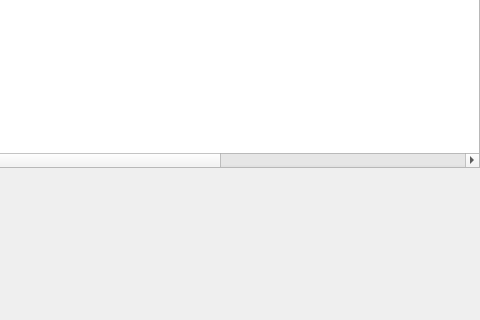
Qt form android/android-emu/android/skin/qt/extended-pages/car-data-emulation/car-property-table.ui (aosp-mirror/platform_external_qemu) before a commit; both pictures show x 120 to 600 and y 192 to 512 of the 600 by 600 pixel window.
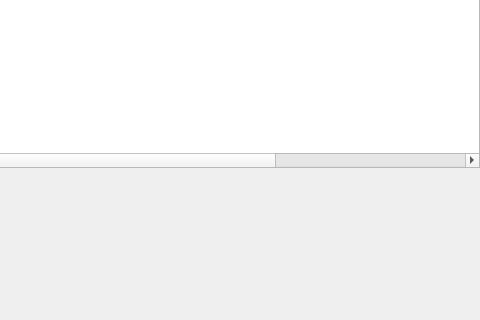
The same form after that commit.

Diff of the .ui file:
```diff
--- a/android/android-emu/android/skin/qt/extended-pages/car-data-emulation/car-property-table.ui
+++ b/android/android-emu/android/skin/qt/extended-pages/car-data-emulation/car-property-table.ui
@@ -45,7 +45,7 @@
     <bool>false</bool>
    </attribute>
    <property name="columnCount">
-    <number>7</number>
+    <number>6</number>
    </property>
    <attribute name="horizontalHeaderDefaultSectionSize">
     <number>130</number>
```
